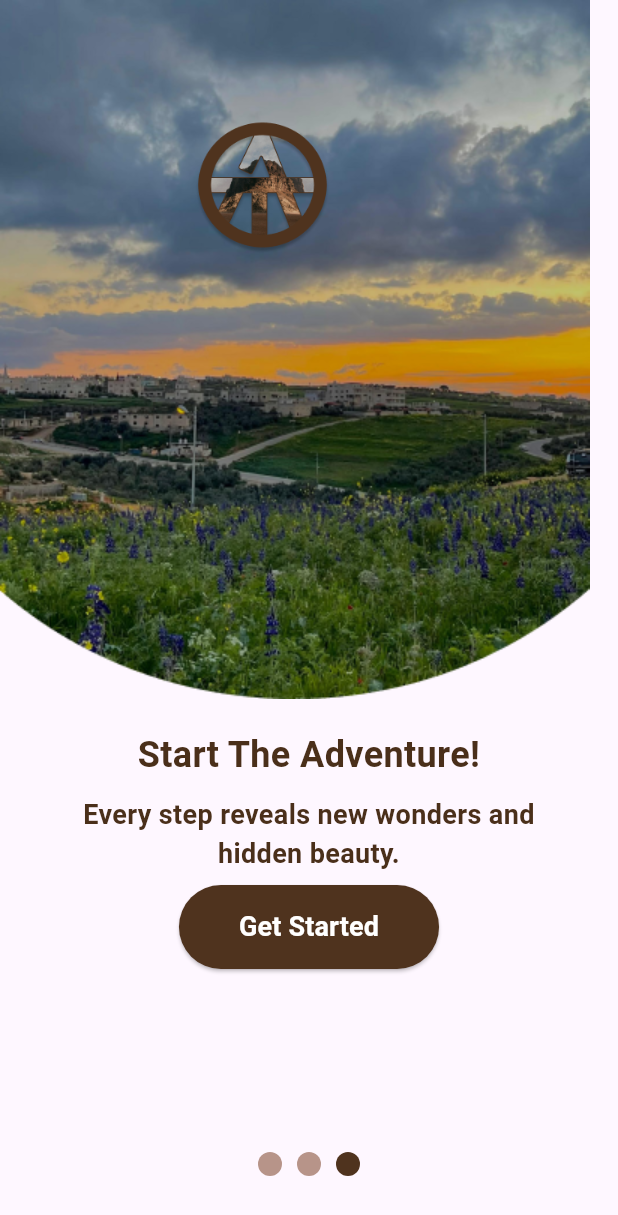
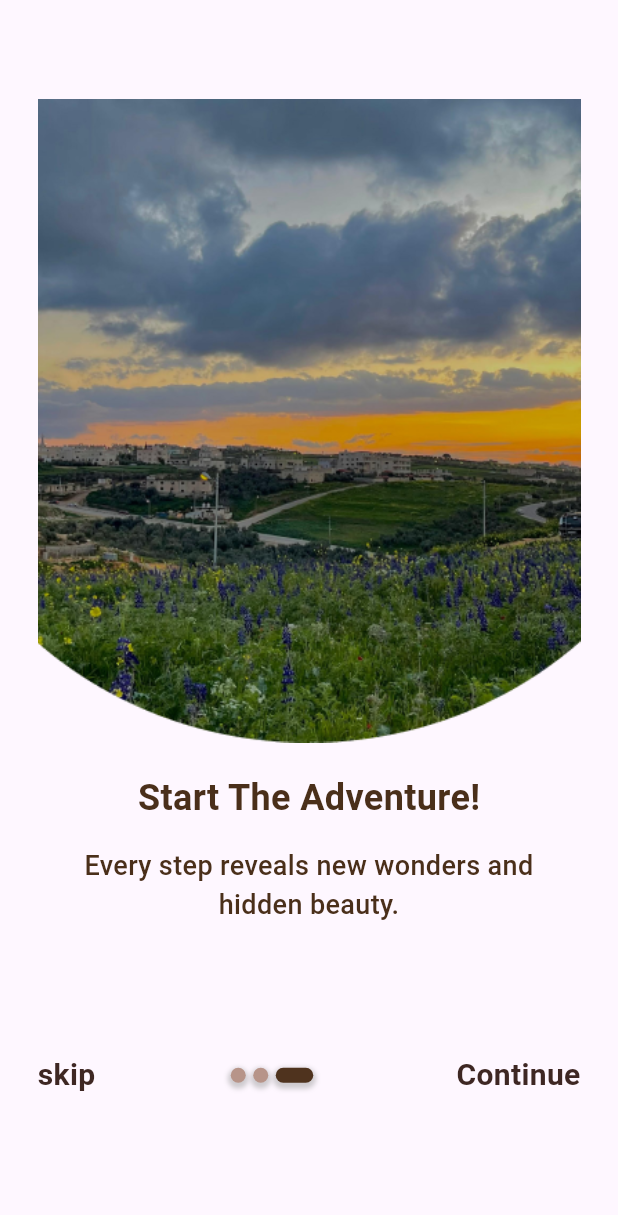
Before and after one commit to raghad1011/advenTrail, a Flutter app: the screen it shows after launch, swiped to page 3, on a phone screen of 412 x 824 dp. Shown: the top 1215 px of the screen. Run offline on Flutter 3.47's test engine with Material 3 defaults, Android fonts, the phone set to English and light mode, and no system bars; our stand-ins replace cloud_firestore, firebase_auth, firebase_core, get; accounts and stored records are empty.

Commit message:
updated by osama

```diff
--- a/lib/Screens/pageview.dart
+++ b/lib/Screens/pageview.dart
@@ -1,56 +1,3 @@
-// import 'package:flutter/material.dart';
-//
-// class OnBoarding extends StatefulWidget {
-//   const OnBoarding({super.key});
-//
-//   @override
-//   State<OnBoarding> createState() => _OnBoardingState();
-// }
-//
-// class _OnBoardingState extends State<OnBoarding> {
-//   final PageController _pageController = PageController();
-//   int _currentPage = 0;
-//   @override
-//   Widget build(BuildContext context) {
-//     return Scaffold(
-//       body: PageView(
-//         controller: _pageController,
-//         children: [
-//           Column(
-//             children: [
-//               Image.asset('assets/images/Ellipse 18.png'),
-//               TextWidget(),
-//               TextWidget(),
-//               Row(
-//                 children: [
-//                   TextWidget(),
-//                   Row(
-//                     children: List.generate(
-//                       3,
-//                           (index) => AnimatedContainer(
-//                         duration: const Duration(milliseconds: 300),
-//                         margin: const EdgeInsets.symmetric(horizontal: 5),
-//                         width: _currentPage == index ? 16 : 16,
-//                         height: 16,
-//                         decoration: BoxDecoration(
-//                           color: _currentPage == index
-//                               ? const Color(0xFF4F331E)
-//                               : const Color(0xFFB79489),
-//                           borderRadius: BorderRadius.circular(8),
-//                         ),
-//                       ),
-//                     ),
-//                   ),
-//                   TextWidget(),
-//                 ],
-//               ),
-//             ],
-//           ),
-//         ],
-//       ),
-//     );
-//   }
-// }
 
 import 'package:adver_trail/Screens/signup.dart';
 import 'package:flutter/material.dart';
@@ -59,35 +6,22 @@ class OnboardingPageView extends StatefulWidget {
   const OnboardingPageView({super.key});
 
   @override
-  OnboardingPageViewState createState() => OnboardingPageViewState();
+  State<OnboardingPageView> createState() => _OnboardingPageViewState();
 }
 
-class OnboardingPageViewState extends State<OnboardingPageView> {
-  final PageController _pageController = PageController();
-  int _currentPage = 0;
+int currentIndex = 0;
+late PageController pageController;
 
-  void _goToNextPage() {
-    if (_currentPage < 2) {
-      _pageController.nextPage(
-        duration: const Duration(milliseconds: 300),
-        curve: Curves.easeInOut,
-      );
+next() {
+    currentIndex++;
+    pageController.animateToPage(currentIndex,
+        duration: const Duration(milliseconds: 500), curve: Curves.easeInCubic);
   }
+  void buildDot(int index) {
+    currentIndex = index;
+
   }
-
-  @override
-  Widget build(BuildContext context) {
-    return Scaffold(
-      body: Stack(
-        children: [
-          PageView(
-            controller: _pageController,
-            onPageChanged: (index) {
-              setState(() {
-                _currentPage = index;
-              });
-            },
-            children: [
+  List<OnboardingPage> content = [
     const OnboardingPage(
                   imagePath: 'assets/images/Ellipse 18.png',
                   title: 'Explore Jordan',
@@ -99,227 +33,166 @@ class OnboardingPageViewState extends State<OnboardingPageView> {
                   title: 'Prepare For The Adventure..',
                   description: 'Get ready to make memories.',
                 ),
-              OnboardingLastPage(
+                OnboardingPage(
                   imagePath: 'assets/images/Ellipsebor3.png',
                   title: 'Start The Adventure!',
                   description:
                       'Every step reveals new wonders and\nhidden beauty.',
-                onButtonPressed: () {
-                  Navigator.push(
-                    context,
-                    MaterialPageRoute(
-                        builder: (context) => const SignUpScreen()),
-                  );
+
+                ),
+  ];
+
+
+
+class _OnboardingPageViewState extends State<OnboardingPageView> {
+ @override
+  void initState() {
+     pageController = PageController();
+    super.initState();
+
+  }
+
+  @override
+  Widget build(BuildContext context) {
+    return  Scaffold(
+      body: Padding(
+        padding: const EdgeInsets.all(25),
+        child: Column(
+          mainAxisAlignment: MainAxisAlignment.center,
+          children: [
+            SizedBox(
+              height: MediaQuery.sizeOf(context).height * 0.74,
+              width: MediaQuery.sizeOf(context).width,
+              child: PageView.builder(
+                  controller: pageController,
+                  itemCount: content.length,
+                  onPageChanged: (value) {
+                    setState(() {
+                      buildDot(value);
+                    });
+
                   },
+                  itemBuilder: (_, i) {
+                    return Column(
+                      children: [
+                        Image(
+                          image: AssetImage(content[i].imagePath),
+                        ),
+                        const SizedBox(
+                          height: 20,
+                        ),
+                        Text(
+                          content[i].title,
+                           style: const TextStyle(
+                    fontSize: 24,
+                    color: Color(0xff4A2F1A),
+                    fontWeight: FontWeight.bold),
+                        ),
+                        const SizedBox(
+                          height: 15,
+                        ),
+                        Text(
+                          content[i].description,
+                          style: const TextStyle(
+                    fontSize: 18,
+                    fontWeight: FontWeight.w500,
+                    color: Color(0xff4A2F1A)),
+                          textAlign: TextAlign.center,
                         ),
                       ],
+                    );
+                  }),
             ),
-          Positioned(
-            bottom: 20,
-            left: 20,
-            child: _currentPage != 2
-                ? TextButton(
-                    onPressed: () {
+            SizedBox(
+              height: MediaQuery.sizeOf(context).height * 0.1,
+              child: Row(
+                mainAxisAlignment: MainAxisAlignment.spaceBetween,
+                children: [
+                  GestureDetector(
+                    onTap: () =>
+
                           Navigator.pushReplacement(
                             context,
                             MaterialPageRoute(
                                 builder: (context) => const SignUpScreen()),
-                      );
-                    },
-                    child: Text(
-                      'Skip',
+                          ),
+                    child:  Text(
+                      'skip',
                       style: TextStyle(
                               fontSize: 20,
                               color: Colors.brown[900],
                               fontWeight: FontWeight.bold),
                         ),
-                  )
-                : const SizedBox.shrink(),
                     ),
-          Positioned(
-            bottom: 20,
-            right: 20,
-            child: _currentPage != 2
-                ? TextButton(
-                    onPressed: _goToNextPage,
-                    child: Text(
-                      'Next',
-                      style: TextStyle(
+
+
+                    Row(
+                      children: List.generate(
+                        content.length,
+                        (index) => Container(
+                          height: 10,
+                          width:
+                              currentIndex == index ? 25 : 10,
+                          margin: const EdgeInsets.only(right: 5),
+                          decoration: BoxDecoration(
+                            boxShadow: [
+                              BoxShadow(
+                                color: Colors.grey.withOpacity(0.5),
+                                spreadRadius: 2,
+                                blurRadius: 2,
+                                offset: const Offset(0, 2),
+                              ),
+                            ],
+                            borderRadius: BorderRadius.circular(16),
+                            color: currentIndex == index
+                                ?const Color(0xFF4F331E)
+                                : const Color(0xFFB79489),
+                          ),
+                        ),
+                      ),
+                    ),
+
+                 GestureDetector(
+                      onTap: () => next(),
+                      child: currentIndex ==
+                              content.length - 1
+                          ? GestureDetector(
+                              onTap: () =>
+                                   Navigator.pushReplacement(
+                            context,
+                            MaterialPageRoute(
+                                builder: (context) => const SignUpScreen()),
+                          ),
+                              child:  Text('Continue',style: TextStyle(
                           fontSize: 20,
                           color: Colors.brown[900],
                           fontWeight: FontWeight.bold),
                     ),
                             )
-                : const SizedBox.shrink(),
+                          :  Text('Next',style: TextStyle(
+                          fontSize: 20,
+                          color: Colors.brown[900],
+                          fontWeight: FontWeight.bold),),
                     ),
-          Positioned(
-            bottom: 40,
-            left: 0,
-            right: 0,
-            child: Row(
-              mainAxisAlignment: MainAxisAlignment.center,
-              children: List.generate(
-                3,
-                (index) => AnimatedContainer(
-                  duration: const Duration(milliseconds: 300),
-                  margin: const EdgeInsets.symmetric(horizontal: 5),
-                  width: _currentPage == index ? 16 : 16,
-                  height: 16,
-                  decoration: BoxDecoration(
-                    color: _currentPage == index
-                        ? const Color(0xFF4F331E)
-                        : const Color(0xFFB79489),
-                    borderRadius: BorderRadius.circular(8),
-                  ),
-                ),
-              ),
+
+                ],
               ),
             ),
           ],
         ),
+      ),
     );
   }
 }
-
-class OnboardingPage extends StatelessWidget {
+class OnboardingPage  {
   final String imagePath;
   final String title;
   final String description;
 
   const OnboardingPage({
-    super.key,
+
     required this.imagePath,
     required this.title,
     required this.description,
 });
-
-  @override
-  Widget build(BuildContext context) {
-    return Column(
-      crossAxisAlignment: CrossAxisAlignment.stretch,
-      children: [
-        Stack(
-          children: [
-            Positioned(
-              child: Image.asset(
-                imagePath,
-                fit: BoxFit.cover,
-              ),
-            ),
-            Positioned(
-              top: 80,
-              left: 130,
-              child: Image.asset('assets/images/Group 4.png',
-                  width: 90, height: 90),
-            ),
-          ],
-        ),
-        Padding(
-          padding: const EdgeInsets.symmetric(vertical: 20, horizontal: 16),
-          child: Column(
-            children: [
-              Text(
-                title,
-                textAlign: TextAlign.center,
-                style: const TextStyle(
-                    fontSize: 24,
-                    fontWeight: FontWeight.bold,
-                    color: Color(0xff4A2F1A)),
-              ),
-              const SizedBox(height: 10),
-              Text(
-                description,
-                textAlign: TextAlign.center,
-                style: const TextStyle(
-                    fontSize: 18,
-                    color: Color(0xff4A2F1A),
-                    fontWeight: FontWeight.w500),
-              ),
-            ],
-          ),
-        ),
-      ],
-    );
 }
-}
-
-class OnboardingLastPage extends StatelessWidget {
-  final String imagePath;
-  final String title;
-  final String description;
-  final VoidCallback onButtonPressed;
-
-  const OnboardingLastPage({
-    super.key,
-    required this.imagePath,
-    required this.title,
-    required this.description,
-    required this.onButtonPressed,
-  });
-
-  @override
-  Widget build(BuildContext context) {
-    return Column(
-      crossAxisAlignment: CrossAxisAlignment.stretch,
-      children: [
-        Stack(
-          children: [
-            Positioned(
-              child: Image.asset(
-                imagePath,
-                fit: BoxFit.cover,
-              ),
-            ),
-            Positioned(
-              top: 80,
-              left: 130,
-              child: Image.asset('assets/images/Group 4.png',
-                  width: 90, height: 90),
-            ),
-          ],
-        ),
-        Padding(
-          padding: const EdgeInsets.symmetric(vertical: 20, horizontal: 16),
-          child: Column(
-            children: [
-              Text(
-                title,
-                textAlign: TextAlign.center,
-                style: const TextStyle(
-                    fontSize: 24,
-                    fontWeight: FontWeight.bold,
-                    color: Color(0xff4A2F1A)),
-              ),
-              const SizedBox(height: 10),
-              Text(
-                description,
-                textAlign: TextAlign.center,
-                style: const TextStyle(
-                    fontSize: 18,
-                    color: Color(0xff4A2F1A),
-                    fontWeight: FontWeight.w600),
-              ),
-              const SizedBox(height: 8),
-              ElevatedButton(
-                onPressed: onButtonPressed,
-                style: ElevatedButton.styleFrom(
-                  backgroundColor: const Color(0xFF4F331E),
-                  foregroundColor: Colors.white,
-                  padding:
-                      const EdgeInsets.symmetric(horizontal: 40, vertical: 15),
-                ),
-                child: const Text(
-                  'Get Started',
-                  style: TextStyle(
-                    fontSize: 18,
-                    fontWeight: FontWeight.bold,
-                  ),
-                ),
-              ),
-            ],
-          ),
-        ),
-      ],
-    );
-  }
-}
--- a/lib/Screens/splash_screen.dart
+++ b/lib/Screens/splash_screen.dart
@@ -40,7 +40,7 @@ class SplashScreenState extends State<SplashScreen> {
 
                   Positioned(
                     top: 90,
-                    left: 118,
+                    left: 120,
                     child: Image.asset('assets/images/Group 4.png', width: 130, height: 130),
                   ),
                   const Positioned(
```
Also changed, not shown: pubspec.lock. Lines whose indentation alone changed are shown as unchanged.
